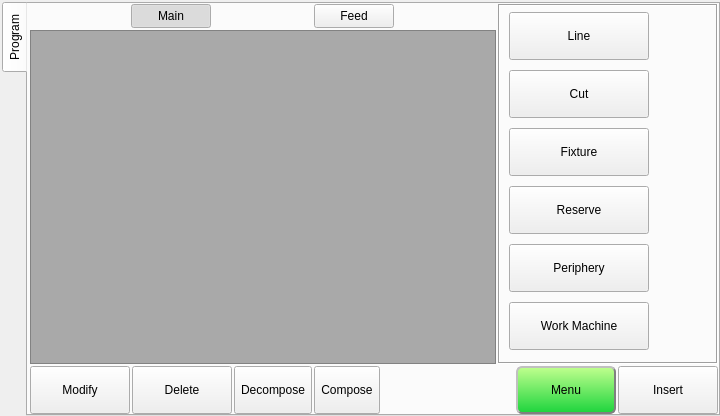
Before: the Qt Designer form hcinstruction/ichcinstructionpageframe.ui in GaussCheng/2-5AxisPunch, drawn with Qt 5.
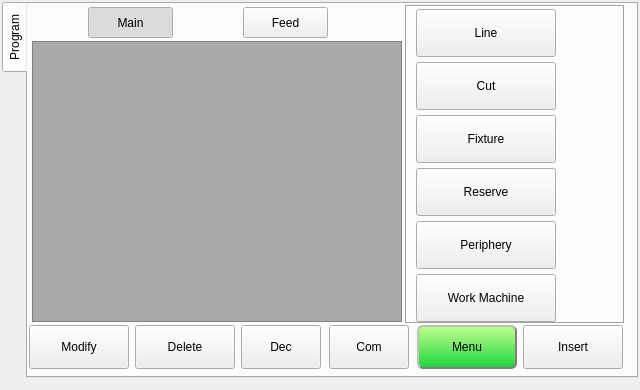
After: the same form once the commit is applied. Icons and pictures are not drawn.

The edit to the form file:
```diff
--- a/hcinstruction/ichcinstructionpageframe.ui
+++ b/hcinstruction/ichcinstructionpageframe.ui
@@ -6,8 +6,8 @@
    <rect>
     <x>0</x>
     <y>0</y>
-    <width>720</width>
-    <height>416</height>
+    <width>640</width>
+    <height>390</height>
    </rect>
   </property>
   <property name="windowTitle">
@@ -27,24 +27,15 @@
   <property name="frameShadow">
    <enum>QFrame::Plain</enum>
   </property>
-  <layout class="QVBoxLayout" name="verticalLayout_4">
-   <property name="spacing">
-    <number>2</number>
-   </property>
-   <property name="leftMargin">
-    <number>2</number>
-   </property>
-   <property name="topMargin">
-    <number>2</number>
-   </property>
-   <property name="rightMargin">
-    <number>0</number>
-   </property>
-   <property name="bottomMargin">
-    <number>0</number>
-   </property>
-   <item>
     <widget class="QTabWidget" name="tabWidget">
+   <property name="geometry">
+    <rect>
+     <x>2</x>
+     <y>2</y>
+     <width>636</width>
+     <height>376</height>
+    </rect>
+   </property>
      <property name="tabPosition">
       <enum>QTabWidget::West</enum>
      </property>
@@ -55,129 +46,214 @@
       <attribute name="title">
        <string>Program</string>
       </attribute>
-      <layout class="QVBoxLayout" name="verticalLayout_2">
-       <property name="spacing">
-        <number>2</number>
-       </property>
-       <property name="leftMargin">
-        <number>2</number>
-       </property>
-       <property name="topMargin">
-        <number>0</number>
-       </property>
-       <property name="rightMargin">
-        <number>0</number>
-       </property>
-       <property name="bottomMargin">
-        <number>0</number>
-       </property>
-       <item>
-        <layout class="QHBoxLayout" name="horizontalLayout_3">
-         <property name="spacing">
-          <number>2</number>
-         </property>
-         <item>
-          <layout class="QVBoxLayout" name="verticalLayout">
-           <property name="spacing">
-            <number>2</number>
-           </property>
-           <item>
-            <layout class="QHBoxLayout" name="horizontalLayout_2">
-             <item>
-              <widget class="QPushButton" name="mainButton">
-               <property name="minimumSize">
+    <widget class="QToolButton" name="insertToolButton">
+     <property name="geometry">
+      <rect>
+       <x>495</x>
+       <y>321</y>
+       <width>100</width>
+       <height>44</height>
+      </rect>
+     </property>
+     <property name="sizePolicy">
+      <sizepolicy hsizetype="Preferred" vsizetype="Preferred">
+       <horstretch>0</horstretch>
+       <verstretch>0</verstretch>
+      </sizepolicy>
+     </property>
+     <property name="text">
+      <string>Insert</string>
+     </property>
+     <property name="icon">
+      <iconset resource="../resource.qrc">
+       <normaloff>:/resource/insert(32).png</normaloff>:/resource/insert(32).png</iconset>
+     </property>
+     <property name="iconSize">
                 <size>
-                 <width>0</width>
-                 <height>24</height>
-                </size>
-               </property>
-               <property name="maximumSize">
-                <size>
+       <width>32</width>
+       <height>32</height>
+      </size>
+     </property>
+     <property name="toolButtonStyle">
+      <enum>Qt::ToolButtonTextBesideIcon</enum>
+     </property>
+    </widget>
+    <widget class="QToolButton" name="downButton">
+     <property name="geometry">
+      <rect>
+       <x>213</x>
+       <y>321</y>
                  <width>80</width>
-                 <height>16777215</height>
-                </size>
-               </property>
+       <height>44</height>
+      </rect>
+     </property>
+     <property name="sizePolicy">
+      <sizepolicy hsizetype="Preferred" vsizetype="Preferred">
+       <horstretch>0</horstretch>
+       <verstretch>0</verstretch>
+      </sizepolicy>
+     </property>
                <property name="text">
-                <string>Main</string>
-               </property>
-               <property name="checkable">
-                <bool>true</bool>
-               </property>
-               <property name="checked">
-                <bool>true</bool>
-               </property>
-               <attribute name="buttonGroup">
-                <string>buttonGroup</string>
-               </attribute>
-              </widget>
-             </item>
-             <item>
-              <widget class="QPushButton" name="feedButton">
-               <property name="minimumSize">
+      <string>Dec</string>
+     </property>
+     <property name="icon">
+      <iconset resource="../resource.qrc">
+       <normaloff>:/resource/mergeDown.png</normaloff>:/resource/mergeDown.png</iconset>
+     </property>
+     <property name="iconSize">
                 <size>
-                 <width>0</width>
-                 <height>24</height>
-                </size>
-               </property>
-               <property name="maximumSize">
-                <size>
+       <width>32</width>
+       <height>32</height>
+      </size>
+     </property>
+     <property name="toolButtonStyle">
+      <enum>Qt::ToolButtonTextBesideIcon</enum>
+     </property>
+     <property name="arrowType">
+      <enum>Qt::NoArrow</enum>
+     </property>
+    </widget>
+    <widget class="QToolButton" name="upButton">
+     <property name="geometry">
+      <rect>
+       <x>301</x>
+       <y>321</y>
                  <width>80</width>
-                 <height>16777215</height>
-                </size>
-               </property>
+       <height>44</height>
+      </rect>
+     </property>
+     <property name="sizePolicy">
+      <sizepolicy hsizetype="Preferred" vsizetype="Preferred">
+       <horstretch>0</horstretch>
+       <verstretch>0</verstretch>
+      </sizepolicy>
+     </property>
                <property name="text">
-                <string>Feed</string>
-               </property>
-               <property name="checkable">
-                <bool>true</bool>
-               </property>
-               <attribute name="buttonGroup">
-                <string>buttonGroup</string>
-               </attribute>
-              </widget>
-             </item>
-            </layout>
-           </item>
-           <item>
-            <widget class="QListWidget" name="moldContentListWidget">
+      <string>Com</string>
+     </property>
+     <property name="icon">
+      <iconset resource="../resource.qrc">
+       <normaloff>:/resource/mergeUp.png</normaloff>:/resource/mergeUp.png</iconset>
+     </property>
+     <property name="iconSize">
+      <size>
+       <width>32</width>
+       <height>32</height>
+      </size>
+     </property>
+     <property name="toolButtonStyle">
+      <enum>Qt::ToolButtonTextBesideIcon</enum>
+     </property>
+     <property name="arrowType">
+      <enum>Qt::NoArrow</enum>
+     </property>
+    </widget>
+    <widget class="QToolButton" name="commandButton">
+     <property name="geometry">
+      <rect>
+       <x>389</x>
+       <y>321</y>
+       <width>100</width>
+       <height>44</height>
+      </rect>
+     </property>
+     <property name="sizePolicy">
+      <sizepolicy hsizetype="Preferred" vsizetype="Preferred">
+       <horstretch>0</horstretch>
+       <verstretch>0</verstretch>
+      </sizepolicy>
+     </property>
              <property name="styleSheet">
-              <string notr="true">QListView{
-background-color: darkgray;
+      <string notr="true">#commandButton{
+     border-style: outset;
+     border-width: 2px;
+     border-radius: 6px;
+     border-color: gray;
+	background-color: qlineargradient(spread:pad, x1:1, y1:1, x2:1, y2:0, stop:0 rgba(29, 212, 61, 255), stop:1 rgba(193, 255, 142, 255));
 }
-QListView::item{
-padding:5px;
+#commandButton:pressed{
+     border-style: inset;
+	background-color: qlineargradient(spread:pad, x1:1, y1:0, x2:1, y2:1, stop:0 rgba(29, 212, 61, 255), stop:1 rgba(193, 255, 142, 255));
+	color:black;
 }</string>
              </property>
-             <property name="horizontalScrollBarPolicy">
-              <enum>Qt::ScrollBarAsNeeded</enum>
-             </property>
-             <property name="editTriggers">
-              <set>QAbstractItemView::NoEditTriggers</set>
-             </property>
-             <property name="showDropIndicator" stdset="0">
-              <bool>false</bool>
-             </property>
-             <property name="alternatingRowColors">
-              <bool>true</bool>
-             </property>
-             <property name="selectionMode">
-              <enum>QAbstractItemView::SingleSelection</enum>
-             </property>
-             <property name="selectionBehavior">
-              <enum>QAbstractItemView::SelectRows</enum>
-             </property>
-             <property name="spacing">
-              <number>1</number>
-             </property>
-             <property name="selectionRectVisible">
-              <bool>false</bool>
-             </property>
-            </widget>
-           </item>
-          </layout>
-         </item>
-         <item>
+     <property name="text">
+      <string>Menu</string>
+     </property>
+    </widget>
+    <widget class="QToolButton" name="modifyToolButton">
+     <property name="geometry">
+      <rect>
+       <x>1</x>
+       <y>321</y>
+       <width>100</width>
+       <height>44</height>
+      </rect>
+     </property>
+     <property name="sizePolicy">
+      <sizepolicy hsizetype="Preferred" vsizetype="Preferred">
+       <horstretch>0</horstretch>
+       <verstretch>0</verstretch>
+      </sizepolicy>
+     </property>
+     <property name="text">
+      <string>Modify</string>
+     </property>
+     <property name="icon">
+      <iconset resource="../resource.qrc">
+       <normaloff>:/resource/modify.png</normaloff>:/resource/modify.png</iconset>
+     </property>
+     <property name="iconSize">
+      <size>
+       <width>32</width>
+       <height>32</height>
+      </size>
+     </property>
+     <property name="toolButtonStyle">
+      <enum>Qt::ToolButtonTextBesideIcon</enum>
+     </property>
+    </widget>
+    <widget class="QToolButton" name="deleteToolButton">
+     <property name="geometry">
+      <rect>
+       <x>107</x>
+       <y>321</y>
+       <width>100</width>
+       <height>44</height>
+      </rect>
+     </property>
+     <property name="sizePolicy">
+      <sizepolicy hsizetype="Preferred" vsizetype="Preferred">
+       <horstretch>0</horstretch>
+       <verstretch>0</verstretch>
+      </sizepolicy>
+     </property>
+     <property name="text">
+      <string>Delete</string>
+     </property>
+     <property name="icon">
+      <iconset resource="../resource.qrc">
+       <normaloff>:/resource/Delete-icon(32).png</normaloff>:/resource/Delete-icon(32).png</iconset>
+     </property>
+     <property name="iconSize">
+      <size>
+       <width>32</width>
+       <height>32</height>
+      </size>
+     </property>
+     <property name="toolButtonStyle">
+      <enum>Qt::ToolButtonTextBesideIcon</enum>
+     </property>
+    </widget>
           <widget class="QStackedWidget" name="settingStackedWidget">
+     <property name="geometry">
+      <rect>
+       <x>377</x>
+       <y>1</y>
+       <width>220</width>
+       <height>319</height>
+      </rect>
+     </property>
            <property name="sizePolicy">
             <sizepolicy hsizetype="Fixed" vsizetype="Preferred">
              <horstretch>0</horstretch>
@@ -444,266 +520,115 @@
             </layout>
            </widget>
           </widget>
-         </item>
-        </layout>
-       </item>
-       <item>
-        <layout class="QHBoxLayout" name="horizontalLayout">
-         <item>
-          <widget class="QToolButton" name="modifyToolButton">
-           <property name="sizePolicy">
-            <sizepolicy hsizetype="Preferred" vsizetype="Preferred">
-             <horstretch>0</horstretch>
-             <verstretch>0</verstretch>
-            </sizepolicy>
-           </property>
-           <property name="minimumSize">
-            <size>
-             <width>100</width>
-             <height>48</height>
-            </size>
-           </property>
-           <property name="maximumSize">
-            <size>
-             <width>100</width>
-             <height>48</height>
-            </size>
-           </property>
-           <property name="text">
-            <string>Modify</string>
-           </property>
-           <property name="icon">
-            <iconset resource="../resource.qrc">
-             <normaloff>:/resource/modify.png</normaloff>:/resource/modify.png</iconset>
-           </property>
-           <property name="iconSize">
-            <size>
-             <width>32</width>
-             <height>32</height>
-            </size>
-           </property>
-           <property name="toolButtonStyle">
-            <enum>Qt::ToolButtonTextBesideIcon</enum>
-           </property>
-          </widget>
-         </item>
-         <item>
-          <widget class="QToolButton" name="deleteToolButton">
-           <property name="sizePolicy">
-            <sizepolicy hsizetype="Preferred" vsizetype="Preferred">
-             <horstretch>0</horstretch>
-             <verstretch>0</verstretch>
-            </sizepolicy>
-           </property>
-           <property name="minimumSize">
-            <size>
-             <width>100</width>
-             <height>48</height>
-            </size>
-           </property>
-           <property name="maximumSize">
-            <size>
-             <width>100</width>
-             <height>48</height>
-            </size>
-           </property>
-           <property name="text">
-            <string>Delete</string>
-           </property>
-           <property name="icon">
-            <iconset resource="../resource.qrc">
-             <normaloff>:/resource/Delete-icon(32).png</normaloff>:/resource/Delete-icon(32).png</iconset>
-           </property>
-           <property name="iconSize">
-            <size>
-             <width>32</width>
-             <height>32</height>
-            </size>
-           </property>
-           <property name="toolButtonStyle">
-            <enum>Qt::ToolButtonTextBesideIcon</enum>
-           </property>
-          </widget>
-         </item>
-         <item>
-          <widget class="QToolButton" name="downButton">
-           <property name="sizePolicy">
-            <sizepolicy hsizetype="Preferred" vsizetype="Preferred">
-             <horstretch>0</horstretch>
-             <verstretch>0</verstretch>
-            </sizepolicy>
-           </property>
-           <property name="minimumSize">
-            <size>
-             <width>0</width>
-             <height>48</height>
-            </size>
-           </property>
-           <property name="maximumSize">
-            <size>
-             <width>16777215</width>
-             <height>48</height>
-            </size>
-           </property>
-           <property name="text">
-            <string>Decompose</string>
-           </property>
-           <property name="icon">
-            <iconset resource="../resource.qrc">
-             <normaloff>:/resource/mergeDown.png</normaloff>:/resource/mergeDown.png</iconset>
-           </property>
-           <property name="iconSize">
-            <size>
-             <width>32</width>
-             <height>32</height>
-            </size>
-           </property>
-           <property name="toolButtonStyle">
-            <enum>Qt::ToolButtonTextBesideIcon</enum>
-           </property>
-           <property name="arrowType">
-            <enum>Qt::NoArrow</enum>
-           </property>
-          </widget>
-         </item>
-         <item>
-          <widget class="QToolButton" name="upButton">
-           <property name="sizePolicy">
-            <sizepolicy hsizetype="Preferred" vsizetype="Preferred">
-             <horstretch>0</horstretch>
-             <verstretch>0</verstretch>
-            </sizepolicy>
-           </property>
-           <property name="minimumSize">
-            <size>
-             <width>0</width>
-             <height>48</height>
-            </size>
-           </property>
-           <property name="maximumSize">
-            <size>
-             <width>16777215</width>
-             <height>48</height>
-            </size>
-           </property>
-           <property name="text">
-            <string>Compose</string>
-           </property>
-           <property name="icon">
-            <iconset resource="../resource.qrc">
-             <normaloff>:/resource/mergeUp.png</normaloff>:/resource/mergeUp.png</iconset>
-           </property>
-           <property name="iconSize">
-            <size>
-             <width>32</width>
-             <height>32</height>
-            </size>
-           </property>
-           <property name="toolButtonStyle">
-            <enum>Qt::ToolButtonTextBesideIcon</enum>
-           </property>
-           <property name="arrowType">
-            <enum>Qt::NoArrow</enum>
-           </property>
-          </widget>
-         </item>
-         <item>
-          <spacer name="horizontalSpacer_5">
-           <property name="orientation">
-            <enum>Qt::Horizontal</enum>
-           </property>
-           <property name="sizeHint" stdset="0">
-            <size>
-             <width>40</width>
-             <height>20</height>
-            </size>
-           </property>
-          </spacer>
-         </item>
-         <item>
-          <widget class="QToolButton" name="commandButton">
-           <property name="sizePolicy">
-            <sizepolicy hsizetype="Preferred" vsizetype="Preferred">
-             <horstretch>0</horstretch>
-             <verstretch>0</verstretch>
-            </sizepolicy>
-           </property>
-           <property name="minimumSize">
-            <size>
-             <width>100</width>
-             <height>48</height>
-            </size>
-           </property>
-           <property name="maximumSize">
-            <size>
-             <width>16777215</width>
-             <height>48</height>
-            </size>
+    <widget class="QListWidget" name="moldContentListWidget">
+     <property name="geometry">
+      <rect>
+       <x>4</x>
+       <y>37</y>
+       <width>370</width>
+       <height>281</height>
+      </rect>
            </property>
            <property name="styleSheet">
-            <string notr="true">#commandButton{
-     border-style: outset;
-     border-width: 2px;
-     border-radius: 6px;
-     border-color: gray;
-	background-color: qlineargradient(spread:pad, x1:1, y1:1, x2:1, y2:0, stop:0 rgba(29, 212, 61, 255), stop:1 rgba(193, 255, 142, 255));
+      <string notr="true">QListView{
+background-color: darkgray;
 }
-#commandButton:pressed{
-     border-style: inset;
-	background-color: qlineargradient(spread:pad, x1:1, y1:0, x2:1, y2:1, stop:0 rgba(29, 212, 61, 255), stop:1 rgba(193, 255, 142, 255));
-	color:black;
+QListView::item{
+padding:5px;
 }</string>
            </property>
-           <property name="text">
-            <string>Menu</string>
-           </property>
-          </widget>
-         </item>
-         <item>
-          <widget class="QToolButton" name="insertToolButton">
-           <property name="sizePolicy">
-            <sizepolicy hsizetype="Preferred" vsizetype="Preferred">
-             <horstretch>0</horstretch>
-             <verstretch>0</verstretch>
-            </sizepolicy>
+     <property name="horizontalScrollBarPolicy">
+      <enum>Qt::ScrollBarAsNeeded</enum>
+     </property>
+     <property name="editTriggers">
+      <set>QAbstractItemView::NoEditTriggers</set>
+     </property>
+     <property name="showDropIndicator" stdset="0">
+      <bool>false</bool>
+     </property>
+     <property name="alternatingRowColors">
+      <bool>true</bool>
+     </property>
+     <property name="selectionMode">
+      <enum>QAbstractItemView::SingleSelection</enum>
+     </property>
+     <property name="selectionBehavior">
+      <enum>QAbstractItemView::SelectRows</enum>
+     </property>
+     <property name="spacing">
+      <number>1</number>
+     </property>
+     <property name="selectionRectVisible">
+      <bool>false</bool>
+     </property>
+    </widget>
+    <widget class="QPushButton" name="feedButton">
+     <property name="geometry">
+      <rect>
+       <x>215</x>
+       <y>3</y>
+       <width>85</width>
+       <height>31</height>
+      </rect>
            </property>
            <property name="minimumSize">
             <size>
-             <width>100</width>
-             <height>48</height>
+       <width>0</width>
+       <height>24</height>
             </size>
            </property>
            <property name="maximumSize">
             <size>
-             <width>100</width>
-             <height>48</height>
+       <width>90</width>
+       <height>16777215</height>
             </size>
            </property>
            <property name="text">
-            <string>Insert</string>
-           </property>
-           <property name="icon">
-            <iconset resource="../resource.qrc">
-             <normaloff>:/resource/insert(32).png</normaloff>:/resource/insert(32).png</iconset>
-           </property>
-           <property name="iconSize">
+      <string>Feed</string>
+     </property>
+     <property name="checkable">
+      <bool>true</bool>
+     </property>
+     <attribute name="buttonGroup">
+      <string>buttonGroup</string>
+     </attribute>
+    </widget>
+    <widget class="QPushButton" name="mainButton">
+     <property name="geometry">
+      <rect>
+       <x>60</x>
+       <y>3</y>
+       <width>85</width>
+       <height>31</height>
+      </rect>
+     </property>
+     <property name="minimumSize">
             <size>
-             <width>32</width>
-             <height>32</height>
-            </size>
-           </property>
-           <property name="toolButtonStyle">
-            <enum>Qt::ToolButtonTextBesideIcon</enum>
-           </property>
-          </widget>
-         </item>
-        </layout>
-       </item>
-      </layout>
-     </widget>
-    </widget>
-   </item>
-  </layout>
+       <width>0</width>
+       <height>24</height>
+      </size>
+     </property>
+     <property name="maximumSize">
+      <size>
+       <width>90</width>
+       <height>16777215</height>
+      </size>
+     </property>
+     <property name="text">
+      <string>Main</string>
+     </property>
+     <property name="checkable">
+      <bool>true</bool>
+     </property>
+     <property name="checked">
+      <bool>true</bool>
+     </property>
+     <attribute name="buttonGroup">
+      <string>buttonGroup</string>
+     </attribute>
+    </widget>
+   </widget>
+  </widget>
  </widget>
  <resources>
   <include location="../resource.qrc"/>
```
Lines whose indentation alone changed are shown as unchanged.
